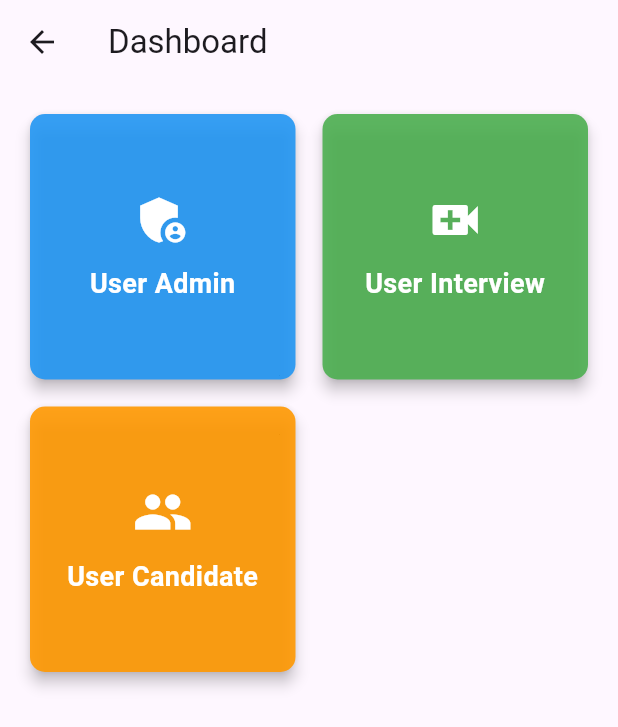
After one commit to Pasha2025/DebugD_App, a Flutter app: the screen it shows after launch, item 3 of the bottom bar chosen, after a tap on "GO to Dashboard", on a phone screen of 412 x 824 dp. The commit adds this screen. Shown: the top 727 px of the screen. Run offline on Flutter 3.47's test engine with Material 3 defaults, Android fonts, the phone set to English and light mode, and no system bars; our stand-ins replace table_calendar.

Commit message:
https://github.com/Pasha2025/DebugD_

```diff
--- a/analysis_options.yaml
+++ b/analysis_options.yaml
@@ -14,6 +14,7 @@ analyzer:
     missing_required_param: error
     depend_on_referenced_packages: ignore
     file_names: ignore
+    unused_import: ignore
 
 
 include: package:flutter_lints/flutter.yaml
--- /dev/null
+++ b/lib/DashboardScreen.dart
@@ -0,0 +1,213 @@
+import 'package:flutter/material.dart';
+import 'package:table_calendar/table_calendar.dart';
+
+class DashboardScreen extends StatelessWidget {
+  const DashboardScreen({super.key});
+
+  @override
+  Widget build(BuildContext context) {
+    return Scaffold(
+      appBar: AppBar(title: const Text("Dashboard")),
+      body: Padding(
+        padding: const EdgeInsets.all(16.0),
+        child: GridView(
+          gridDelegate: const SliverGridDelegateWithFixedCrossAxisCount(
+            crossAxisCount: 2,
+            crossAxisSpacing: 10,
+            mainAxisSpacing: 10,
+          ),
+          children: [
+            _buildDashboardCard(
+              context,
+              title: "User Admin",
+              icon: Icons.admin_panel_settings,
+              color: Colors.blue,
+              screen: const UserAdminScreen(),
+            ),
+            _buildDashboardCard(
+              context,
+              title: "User Interview",
+              icon: Icons.video_call,
+              color: Colors.green,
+              screen: const UserInterviewScreen(),
+            ),
+            _buildDashboardCard(
+              context,
+              title: "User Candidate",
+              icon: Icons.people,
+              color: Colors.orange,
+              screen: const UserCandidateScreen(),
+            ),
+          ],
+        ),
+      ),
+    );
+  }
+
+  Widget _buildDashboardCard(BuildContext context,
+      {required String title,
+      required IconData icon,
+      required Color color,
+      required Widget screen}) {
+    return InkWell(
+      onTap: () {
+        Navigator.push(
+          context,
+          MaterialPageRoute(builder: (context) => screen),
+        );
+      },
+      child: Card(
+        elevation: 4,
+        shape: RoundedRectangleBorder(borderRadius: BorderRadius.circular(10)),
+        // ignore: deprecated_member_use
+        color: color.withOpacity(0.9),
+        child: Column(
+          mainAxisAlignment: MainAxisAlignment.center,
+          children: [
+            Icon(icon, size: 40, color: Colors.white),
+            const SizedBox(height: 10),
+            Text(
+              title,
+              textAlign: TextAlign.center,
+              style: const TextStyle(
+                fontSize: 18,
+                fontWeight: FontWeight.bold,
+                color: Colors.white,
+              ),
+            ),
+          ],
+        ),
+      ),
+    );
+  }
+}
+
+// User Admin Screen with Calendar
+class UserAdminScreen extends StatefulWidget {
+  const UserAdminScreen({super.key});
+
+  @override
+  State<UserAdminScreen> createState() => _UserAdminScreenState();
+}
+
+class _UserAdminScreenState extends State<UserAdminScreen> {
+  DateTime _focusedDay = DateTime.now();
+  DateTime? _selectedDay;
+
+  @override
+  Widget build(BuildContext context) {
+    return Scaffold(
+      appBar: AppBar(title: const Text("User Admin")),
+      body: Column(
+        children: [
+          TableCalendar(
+            firstDay: DateTime.utc(2022, 1, 1),
+            lastDay: DateTime.utc(2030, 12, 31),
+            focusedDay: _focusedDay,
+            selectedDayPredicate: (day) {
+              return isSameDay(_selectedDay, day);
+            },
+            onDaySelected: (selectedDay, focusedDay) {
+              setState(() {
+                _selectedDay = selectedDay;
+                _focusedDay = focusedDay;
+              });
+            },
+            calendarStyle: const CalendarStyle(
+              todayDecoration:
+                  BoxDecoration(color: Colors.blue, shape: BoxShape.circle),
+              selectedDecoration:
+                  BoxDecoration(color: Colors.green, shape: BoxShape.circle),
+            ),
+            headerStyle: const HeaderStyle(
+              formatButtonVisible: false,
+              titleCentered: true,
+            ),
+          ),
+          const SizedBox(height: 20),
+          ElevatedButton(
+            onPressed: _selectedDay == null
+                ? null
+                : () {
+                    ScaffoldMessenger.of(context).showSnackBar(
+                      SnackBar(
+                          content:
+                              Text("Interview scheduled for $_selectedDay")),
+                    );
+                  },
+            child: const Text("Confirm Interview Date"),
+          ),
+        ],
+      ),
+    );
+  }
+}
+
+// User Interview Screen with Scheduling
+class UserInterviewScreen extends StatefulWidget {
+  const UserInterviewScreen({super.key});
+
+  @override
+  State<UserInterviewScreen> createState() => _UserInterviewScreenState();
+}
+
+class _UserInterviewScreenState extends State<UserInterviewScreen> {
+  final List<String> interviews = ["Interview 1", "Interview 2", "Interview 3"];
+
+  @override
+  Widget build(BuildContext context) {
+    return Scaffold(
+      appBar: AppBar(title: const Text("User Interview")),
+      body: ListView.builder(
+        padding: const EdgeInsets.all(16.0),
+        itemCount: interviews.length,
+        itemBuilder: (context, index) {
+          return Card(
+            child: ListTile(
+              title: Text(interviews[index]),
+              subtitle: const Text("Scheduled interview details"),
+              trailing: IconButton(
+                icon: const Icon(Icons.more_vert),
+                onPressed: () {},
+              ),
+            ),
+          );
+        },
+      ),
+    );
+  }
+}
+
+// User Candidate Screen with Candidate List
+class UserCandidateScreen extends StatelessWidget {
+  const UserCandidateScreen({super.key});
+
+  final List<String> candidates = const [
+    "Candidate A",
+    "Candidate B",
+    "Candidate C"
+  ];
+
+  @override
+  Widget build(BuildContext context) {
+    return Scaffold(
+      appBar: AppBar(title: const Text("User Candidate")),
+      body: ListView.builder(
+        padding: const EdgeInsets.all(16.0),
+        itemCount: candidates.length,
+        itemBuilder: (context, index) {
+          return Card(
+            child: ListTile(
+              title: Text(candidates[index]),
+              subtitle: const Text("Candidate details"),
+              trailing: IconButton(
+                icon: const Icon(Icons.more_vert),
+                onPressed: () {},
+              ),
+            ),
+          );
+        },
+      ),
+    );
+  }
+}
--- a/lib/LoginScreen.dart
+++ b/lib/LoginScreen.dart
@@ -10,7 +10,7 @@ class MyApp extends StatelessWidget {
     return MaterialApp(
       debugShowCheckedModeBanner: false,
       theme: ThemeData(
-        primarySwatch: Colors.blue,
+        primarySwatch: Colors.yellow,
         visualDensity: VisualDensity.adaptivePlatformDensity,
       ),
       home: LoginScreen(),
@@ -37,7 +37,7 @@ class _LoginScreenState extends State<LoginScreen> {
     return Scaffold(
       backgroundColor: Colors.white,
       appBar: AppBar(
-        backgroundColor: Colors.blueAccent,
+        backgroundColor: Colors.yellow,
         elevation: 0,
         title: Text(
           'Login',
--- a/lib/RegistrationScreen.dart
+++ b/lib/RegistrationScreen.dart
@@ -41,7 +41,7 @@ class _RegistrationScreenState extends State<RegistrationScreen> {
           'Register',
           style: TextStyle(fontWeight: FontWeight.bold),
         ),
-        backgroundColor: Colors.grey,
+        backgroundColor: Colors.yellow,
         elevation: 0,
       ),
       body: SafeArea(
--- a/lib/main.dart
+++ b/lib/main.dart
@@ -1,3 +1,4 @@
+import 'package:debugd/DashboardScreen.dart';
 import 'package:debugd/LoginScreen.dart';
 import 'package:debugd/RegistrationScreen.dart';
 import 'package:flutter/material.dart';
@@ -134,7 +135,7 @@ class HomeScreen extends StatelessWidget {
           Padding(
             padding: const EdgeInsets.all(16.0),
             child: Text(
-              "At Debugd, we are passionate about delivering tailored solutions that drive measurable results. With a focus on innovation, reliability, and excellence, our team works relentlessly to bring your ideas to life. Whether you’re a startup looking to make your mark or an enterprise ready to scale, we’re here to help you every step of the way.",
+              "At Debugd, we are passionate about delivering tailored solutions that drive measurable results. With a focus on innovation, reliability.",
               textAlign: TextAlign.center,
               style: TextStyle(fontSize: 18),
             ),
@@ -208,15 +209,45 @@ class ServicesScreen extends StatelessWidget {
 }
 
 // ✅ Profile Page
+// class ProfileScreen extends StatelessWidget {
+//   const ProfileScreen({super.key});
+
+//   @override
+//   Widget build(BuildContext context) {
+//     return Scaffold(
+//       appBar: AppBar(title: Text("Profile")),
+//       body: Center(
+//         child: Text("Profile Page", style: TextStyle(fontSize: 24)),
+//       ),
+//     );
+//   }
+// }
 class ProfileScreen extends StatelessWidget {
   const ProfileScreen({super.key});
 
   @override
   Widget build(BuildContext context) {
     return Scaffold(
-      appBar: AppBar(title: Text("Profile")),
+      appBar: AppBar(title: const Text("Profile")),
       body: Center(
-        child: Text("Profile Page", style: TextStyle(fontSize: 24)),
+        child: Column(
+          mainAxisAlignment: MainAxisAlignment.center,
+          children: [
+            const Text("Profile Page", style: TextStyle(fontSize: 24)),
+            const SizedBox(height: 20),
+            ElevatedButton(
+              onPressed: () {
+                Navigator.of(context).push(
+                  MaterialPageRoute(
+                    builder: (context) =>
+                        DashboardScreen(), // Navigate back to Home
+                  ),
+                );
+              },
+              child: const Text("GO to Dashboard"),
+            ),
+          ],
+        ),
       ),
     );
   }
```
Also changed, not shown: pubspec.yaml (+12 -0 lines), assets/d_logo.png (added), pubspec.lock, 29 other files.
